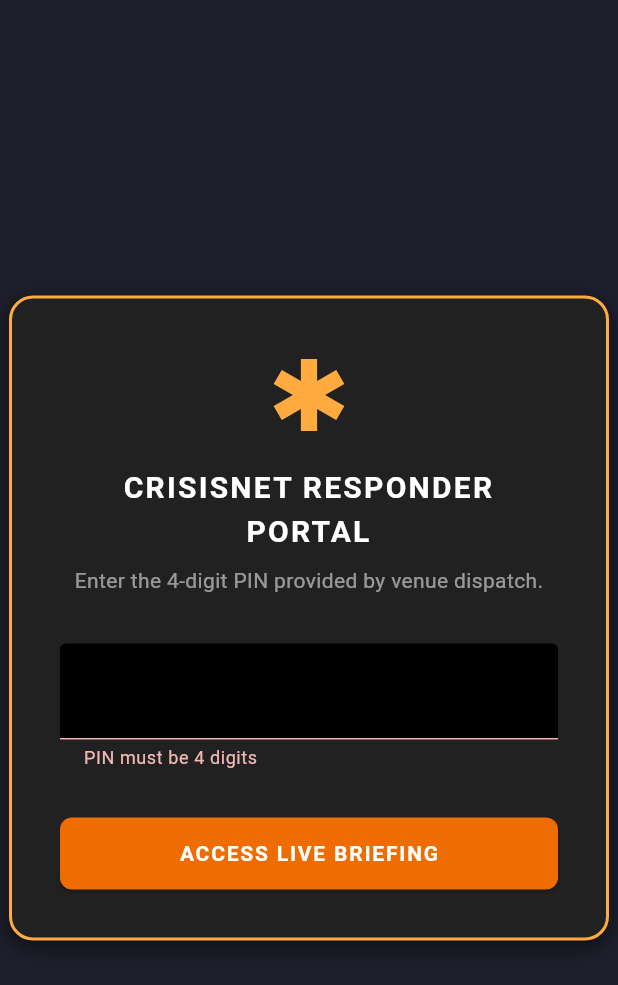
After one commit to Naren-Kandasamy/SwiftServe, a Flutter app: the ResponderLoginScreen screen opened by its route, after a tap on "ACCESS LIVE BRIEFING", on a phone screen of 412 x 824 dp. The commit adds this screen. Shown: the top 985 px of the screen. Run offline on Flutter 3.47's test engine with Material 3 defaults, Android fonts, the phone set to English and light mode, and no system bars; our stand-ins replace connectivity_plus, firebase_auth, firebase_core, firebase_database, firebase_storage, fl_chart and 8 more; missing offline and left inert: dart:html, dart:js, flutter_ble_peripheral, flutter_inappwebview; accounts and stored records are empty.

Commit message:
FEAT: Responder defragmentation and dashboard

```diff
--- a/dashboard/lib/main.dart
+++ b/dashboard/lib/main.dart
@@ -5,6 +5,7 @@ import 'package:flutter_dotenv/flutter_dotenv.dart';
 import 'firebase_options.dart';
 import 'screens/dashboard_screen.dart';
 import 'screens/login_screen.dart';
+import 'screens/responder_login_screen.dart';
 
 void main() async {
   WidgetsFlutterBinding.ensureInitialized();
@@ -33,7 +34,10 @@ class CrisisNetDashboardApp extends StatelessWidget {
         fontFamily: 'Roboto',
       ),
       debugShowCheckedModeBanner: false,
-      home: const _AuthGate(),
+      routes: {
+        '/': (context) => const _AuthGate(),
+        '/responder': (context) => const ResponderLoginScreen(venueId: 'mockVenue123'),
+      },
     );
   }
 }
--- /dev/null
+++ b/dashboard/lib/screens/responder_login_screen.dart
@@ -0,0 +1,141 @@
+import 'package:flutter/material.dart';
+import 'package:firebase_database/firebase_database.dart';
+import 'package:firebase_auth/firebase_auth.dart';
+import 'responder_view_screen.dart';
+import 'package:shared/models/incident.dart';
+
+class ResponderLoginScreen extends StatefulWidget {
+  final String venueId;
+
+  const ResponderLoginScreen({super.key, required this.venueId});
+
+  @override
+  State<ResponderLoginScreen> createState() => _ResponderLoginScreenState();
+}
+
+class _ResponderLoginScreenState extends State<ResponderLoginScreen> {
+  final TextEditingController _pinController = TextEditingController();
+  bool _isLoading = false;
+  String? _errorText;
+
+  Future<void> _login() async {
+    final pin = _pinController.text.trim();
+    if (pin.length != 4) {
+      setState(() => _errorText = 'PIN must be 4 digits');
+      return;
+    }
+
+    setState(() {
+      _isLoading = true;
+      _errorText = null;
+    });
+
+    try {
+      // Ensure anonymous auth
+      if (FirebaseAuth.instance.currentUser == null) {
+        await FirebaseAuth.instance.signInAnonymously();
+      }
+
+      final snapshot = await FirebaseDatabase.instance.ref('venues/${widget.venueId}/incidents').get();
+      if (!snapshot.exists || snapshot.value == null) {
+        setState(() => _errorText = 'Invalid PIN or no active incidents.');
+        return;
+      }
+
+      final data = snapshot.value as Map;
+      Incident? matchedIncident;
+
+      data.forEach((key, value) {
+        if (value is Map) {
+          final incident = Incident.fromMap(Map<dynamic, dynamic>.from(value));
+          if (incident.responderPin == pin) {
+            matchedIncident = incident;
+          }
+        }
+      });
+
+      if (matchedIncident != null) {
+        if (!mounted) return;
+        Navigator.of(context).pushReplacement(
+          MaterialPageRoute(builder: (_) => ResponderViewScreen(incident: matchedIncident!)),
+        );
+      } else {
+        setState(() => _errorText = 'Invalid PIN.');
+      }
+    } catch (e) {
+      setState(() => _errorText = 'Error connecting to database.');
+    } finally {
+      if (mounted) setState(() => _isLoading = false);
+    }
+  }
+
+  @override
+  Widget build(BuildContext context) {
+    return Scaffold(
+      backgroundColor: const Color(0xFF1E1E2C),
+      body: Center(
+        child: Container(
+          width: 400,
+          padding: const EdgeInsets.all(32),
+          decoration: BoxDecoration(
+            color: Colors.grey[900],
+            borderRadius: BorderRadius.circular(16),
+            border: Border.all(color: Colors.orangeAccent, width: 2),
+            boxShadow: const [BoxShadow(color: Colors.black54, blurRadius: 10, offset: Offset(0, 4))],
+          ),
+          child: Column(
+            mainAxisSize: MainAxisSize.min,
+            children: [
+              const Icon(Icons.emergency, color: Colors.orangeAccent, size: 64),
+              const SizedBox(height: 16),
+              const Text(
+                'CRISISNET RESPONDER PORTAL',
+                style: TextStyle(color: Colors.white, fontSize: 20, fontWeight: FontWeight.bold, letterSpacing: 1.5),
+                textAlign: TextAlign.center,
+              ),
+              const SizedBox(height: 8),
+              const Text(
+                'Enter the 4-digit PIN provided by venue dispatch.',
+                style: TextStyle(color: Colors.white54, fontSize: 14),
+                textAlign: TextAlign.center,
+              ),
+              const SizedBox(height: 32),
+              TextField(
+                controller: _pinController,
+                maxLength: 4,
+                keyboardType: TextInputType.number,
+                textAlign: TextAlign.center,
+                style: const TextStyle(color: Colors.orangeAccent, fontSize: 32, fontWeight: FontWeight.bold, letterSpacing: 12),
+                decoration: InputDecoration(
+                  counterText: '',
+                  filled: true,
+                  fillColor: Colors.black,
+                  enabledBorder: OutlineInputBorder(borderRadius: BorderRadius.circular(8), borderSide: const BorderSide(color: Colors.white12)),
+                  focusedBorder: OutlineInputBorder(borderRadius: BorderRadius.circular(8), borderSide: const BorderSide(color: Colors.orangeAccent)),
+                  errorText: _errorText,
+                ),
+                onSubmitted: (_) => _login(),
+              ),
+              const SizedBox(height: 32),
+              SizedBox(
+                width: double.infinity,
+                height: 48,
+                child: ElevatedButton(
+                  style: ElevatedButton.styleFrom(
+                    backgroundColor: Colors.orange[800],
+                    foregroundColor: Colors.white,
+                    shape: RoundedRectangleBorder(borderRadius: BorderRadius.circular(8)),
+                  ),
+                  onPressed: _isLoading ? null : _login,
+                  child: _isLoading
+                      ? const SizedBox(width: 20, height: 20, child: CircularProgressIndicator(color: Colors.white, strokeWidth: 2))
+                      : const Text('ACCESS LIVE BRIEFING', style: TextStyle(fontWeight: FontWeight.bold, letterSpacing: 1.2)),
+                ),
+              ),
+            ],
+          ),
+        ),
+      ),
+    );
+  }
+}
--- a/dashboard/lib/widgets/incident_card.dart
+++ b/dashboard/lib/widgets/incident_card.dart
@@ -2,11 +2,15 @@ import 'package:flutter/material.dart';
 // ignore: avoid_web_libraries_in_flutter
 import 'dart:html' as html;
 import 'package:shared/models/incident.dart';
+import 'dart:math';
+import 'package:firebase_database/firebase_database.dart';
 import 'package:shared/models/alert.dart';
 import '../services/pdf_service.dart';
 import 'incident_chat_dialog.dart';
 import 'internal_chat_dialog.dart';
 import 'timeline_entry.dart';
+import 'dart:math';
+import 'package:firebase_database/firebase_database.dart';
 import 'package:shared/models/user.dart';
 
 class IncidentCard extends StatefulWidget {
@@ -193,6 +197,16 @@ class _IncidentCardState extends State<IncidentCard> {
                   onPressed: _isGenerating ? null : () async {
                     setState(() => _isGenerating = true);
                     try {
+                      // Ensure a Responder PIN exists before generating the brief
+                      String pin = widget.incidentData.responderPin ?? '';
+                      if (pin.isEmpty) {
+                        pin = (1000 + Random().nextInt(9000)).toString();
+                        await FirebaseDatabase.instance
+                            .ref('venues/${widget.incidentData.venueId}/incidents/${widget.incidentData.id}')
+                            .update({'responderPin': pin});
+                        widget.incidentData.responderPin = pin;
+                      }
+
                       final url = await PdfService.generateBriefUrl(widget.incidentData);
                       if (!mounted) return;
                       ScaffoldMessenger.of(context).showSnackBar(
@@ -201,20 +215,21 @@ class _IncidentCardState extends State<IncidentCard> {
                           margin: EdgeInsets.only(bottom: MediaQuery.of(context).size.height - 150, left: 16, right: 16),
                           elevation: 10,
                           backgroundColor: Colors.green[800],
-                          duration: const Duration(seconds: 6),
+                          duration: const Duration(seconds: 10),
                           content: Row(
                             children: [
                               const Icon(Icons.check_circle, color: Colors.white, size: 18),
                               const SizedBox(width: 8),
-                              const Expanded(child: Text('Responder Brief ready!', style: TextStyle(color: Colors.white))),
+                              Expanded(child: Text('Responder Brief generated. PIN: $pin', style: const TextStyle(color: Colors.white))),
                               TextButton(
                                 onPressed: () {
-                                  html.window.navigator.clipboard?.writeText(url);
+                                  final text = 'Live Incident Portal: crisisnet.app/#/responder | PIN: $pin';
+                                  html.window.navigator.clipboard?.writeText(text);
                                   ScaffoldMessenger.of(context).showSnackBar(
-                                    const SnackBar(content: Text('Link copied to clipboard')),
+                                    const SnackBar(content: Text('Portal instructions copied to clipboard')),
                                   );
                                 },
-                                child: const Text('COPY', style: TextStyle(color: Colors.greenAccent, fontWeight: FontWeight.bold)),
+                                child: const Text('COPY LINK', style: TextStyle(color: Colors.greenAccent, fontWeight: FontWeight.bold)),
                               ),
                               IconButton(
                                 icon: const Icon(Icons.close, color: Colors.white70, size: 18),
@@ -243,13 +258,32 @@ class _IncidentCardState extends State<IncidentCard> {
                   style: TextButton.styleFrom(padding: const EdgeInsets.symmetric(horizontal: 8)),
                 ),
                 TextButton.icon(
+                  onPressed: () async {
+                    if (widget.incidentData.responderPin != null) {
+                      _showResponderPinDialog(widget.incidentData.responderPin!);
+                    } else {
+                      final pin = (1000 + Random().nextInt(9000)).toString();
+                      await FirebaseDatabase.instance
+                          .ref('venues/${widget.incidentData.venueId}/incidents/${widget.incidentData.id}')
+                          .update({'responderPin': pin});
+                      if (mounted) _showResponderPinDialog(pin);
+                    }
+                  },
+                  icon: const Icon(Icons.link, color: Colors.orangeAccent, size: 16),
+                  label: const Text('Responder Link', style: TextStyle(color: Colors.orangeAccent)),
+                  style: TextButton.styleFrom(padding: const EdgeInsets.symmetric(horizontal: 8)),
+                ),
+                TextButton.icon(
                   onPressed: () {
                     showDialog(
                       context: context,
-                      builder: (context) => IncidentChatDialog(
-                        incident: widget.incidentData,
-                        currentRole: widget.currentRole,
-                        teamId: widget.currentRole == UserRole.admin ? 'ADMIN' : (widget.incidentData.assignedTeams.isNotEmpty ? widget.incidentData.assignedTeams.first : null),
+                      builder: (context) => Dialog(
+                        backgroundColor: Colors.transparent,
+                        child: IncidentChatDialog(
+                          incident: widget.incidentData,
+                          currentRole: widget.currentRole,
+                          teamId: widget.currentRole == UserRole.admin ? 'ADMIN' : (widget.incidentData.assignedTeams.isNotEmpty ? widget.incidentData.assignedTeams.first : null),
+                        ),
                       ),
                     );
                   },
@@ -393,4 +427,44 @@ class _IncidentCardState extends State<IncidentCard> {
       ),
     );
   }
+
+  void _showResponderPinDialog(String pin) {
+    showDialog(
+      context: context,
+      builder: (ctx) => AlertDialog(
+        backgroundColor: Colors.grey[900],
+        title: const Text('Responder Access', style: TextStyle(color: Colors.white)),
+        content: Column(
+          mainAxisSize: MainAxisSize.min,
+          crossAxisAlignment: CrossAxisAlignment.start,
+          children: [
+            const Text('Give this PIN to Emergency Services (911):', style: TextStyle(color: Colors.white70)),
+            const SizedBox(height: 16),
+            Center(
+              child: Container(
+                padding: const EdgeInsets.symmetric(horizontal: 24, vertical: 12),
+                decoration: BoxDecoration(
+                  color: Colors.black,
+                  borderRadius: BorderRadius.circular(8),
+                  border: Border.all(color: Colors.orangeAccent, width: 2),
+                ),
+                child: Text(
+                  pin,
+                  style: const TextStyle(fontSize: 32, fontWeight: FontWeight.bold, color: Colors.orangeAccent, letterSpacing: 8),
+                ),
+              ),
+            ),
+            const SizedBox(height: 16),
+            const Text('They can use this PIN at crisisnet.app/#/responder to view the live briefing and join the Guest Chat.', style: TextStyle(color: Colors.white54, fontSize: 12)),
+          ],
+        ),
+        actions: [
+          TextButton(
+            onPressed: () => Navigator.pop(ctx),
+            child: const Text('Close', style: TextStyle(color: Colors.white)),
+          ),
+        ],
+      ),
+    );
+  }
 }
--- a/shared/lib/models/incident.dart
+++ b/shared/lib/models/incident.dart
@@ -42,6 +42,7 @@ class Incident {
   String? imageUrl; // Optional image evidence
   String? requestedResolutionBy;
   List<String> assignedTeams; // IDs of teams assigned to this incident
+  String? responderPin; // 4-digit PIN for emergency services access
 
   Incident({
     required this.id,
@@ -59,6 +60,7 @@ class Incident {
     this.imageUrl,
     this.requestedResolutionBy,
     this.assignedTeams = const [],
+    this.responderPin,
   });
 
   factory Incident.fromMap(Map<dynamic, dynamic> map) {
@@ -84,6 +86,7 @@ class Incident {
       imageUrl: map['imageUrl'] as String?,
       requestedResolutionBy: map['requestedResolutionBy'] as String?,
       assignedTeams: (map['assignedTeams'] as List<dynamic>?)?.map((e) => e.toString()).toList() ?? [],
+      responderPin: map['responderPin'] as String?,
     );
   }
 
@@ -99,11 +102,12 @@ class Incident {
       'status': status.name,
       'createdAt': createdAt,
       'resolvedAt': resolvedAt,
-      'timeline': timeline.map((x) => x.toMap()).toList(),
+      'timeline': timeline.map((u) => u.toMap()).toList(),
       'responderBriefUrl': responderBriefUrl,
       'imageUrl': imageUrl,
       'requestedResolutionBy': requestedResolutionBy,
       'assignedTeams': assignedTeams,
+      'responderPin': responderPin,
     };
   }
 }
```
Also changed, not shown: dashboard/lib/screens/responder_view_screen.dart (added, +242 -0 lines), dashboard/lib/services/pdf_service.dart (+28 -1 lines), dashboard/lib/widgets/incident_chat_dialog.dart (+8 -8 lines), 1 other file.
